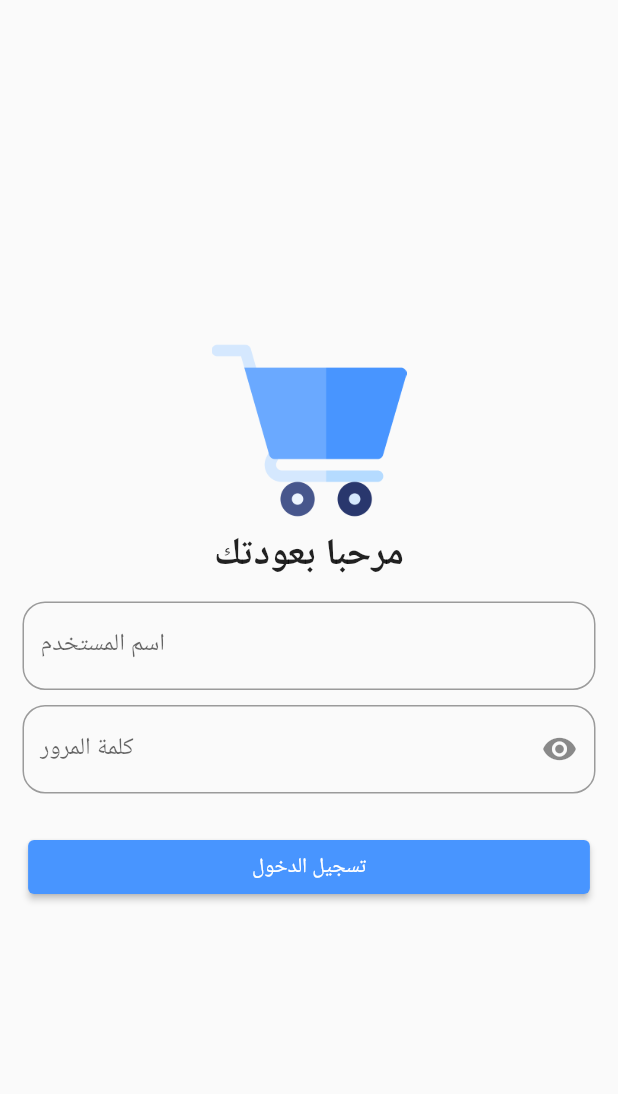
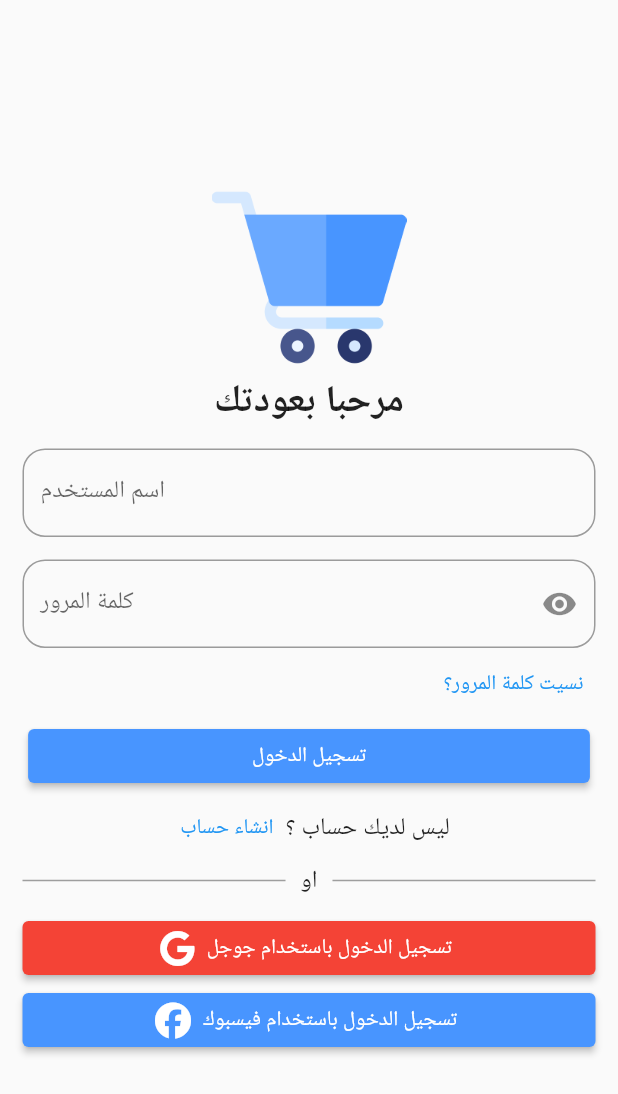
Before and after one commit to MuhammadHamza21/EcommerceApp, a Flutter app: the LoginScreen screen opened directly, on a phone screen of 412 x 824 dp. Shown: the top 1094 px of the screen. Run offline on Flutter 3.47's test engine with Material 2 defaults, Android fonts, the phone set to English and light mode, and no system bars; our stand-ins replace dartz, dio, equatable, flutter_bloc, flutter_hooks, font_awesome_flutter and 3 more; accounts and stored records are empty.

Commit message:
Finishing app

```diff
--- a/lib/App/domain/repository/base_app_repository.dart
+++ b/lib/App/domain/repository/base_app_repository.dart
@@ -1,5 +1,10 @@
+import 'package:dartz/dartz.dart';
+import 'package:ecommerce_app/App/domain/usecases/save_value.dart';
+import 'package:ecommerce_app/Core/Errors/failure/failures.dart';
 import 'package:internet_connection_checker/internet_connection_checker.dart';
 
 abstract class BaseAppRepository {
   Stream<InternetConnectionStatus> getConnectionStatus();
+  Future<Either<Failure, dynamic>> getSavedValue(String key);
+  Future<Either<Failure, bool>> saveValue(SaveValueParams params);
 }
--- /dev/null
+++ b/lib/App/domain/usecases/get_saved_value.dart
@@ -0,0 +1,17 @@
+// ignore_for_file: public_member_api_docs, sort_constructors_first
+import 'package:dartz/dartz.dart';
+
+import 'package:ecommerce_app/App/domain/repository/base_app_repository.dart';
+import 'package:ecommerce_app/Core/Errors/failure/failures.dart';
+import 'package:ecommerce_app/Core/Usecase/base_usecase.dart';
+
+class GetSavedValueUsecase extends BaseUsecase<dynamic, String> {
+  final BaseAppRepository baseAppRepository;
+  GetSavedValueUsecase({
+    required this.baseAppRepository,
+  });
+  @override
+  Future<Either<Failure, dynamic>> call(String parameters) async {
+    return await baseAppRepository.getSavedValue(parameters);
+  }
+}
--- /dev/null
+++ b/lib/App/domain/usecases/save_value.dart
@@ -0,0 +1,29 @@
+// ignore_for_file: public_member_api_docs, sort_constructors_first
+import 'package:dartz/dartz.dart';
+import 'package:equatable/equatable.dart';
+
+import 'package:ecommerce_app/App/domain/repository/base_app_repository.dart';
+import 'package:ecommerce_app/Core/Errors/failure/failures.dart';
+import 'package:ecommerce_app/Core/Usecase/base_usecase.dart';
+
+class SaveValueUsecase extends BaseUsecase<bool, SaveValueParams> {
+  final BaseAppRepository baseAppRepository;
+  SaveValueUsecase({
+    required this.baseAppRepository,
+  });
+  @override
+  Future<Either<Failure, bool>> call(SaveValueParams parameters) async {
+    return await baseAppRepository.saveValue(parameters);
+  }
+}
+
+class SaveValueParams extends Equatable {
+  final String key;
+  final dynamic value;
+  const SaveValueParams({
+    required this.key,
+    required this.value,
+  });
+  @override
+  List<Object?> get props => [key, value];
+}
--- a/lib/App/presentation/controller/app_state.dart
+++ b/lib/App/presentation/controller/app_state.dart
@@ -3,18 +3,27 @@ part of 'app_cubit.dart';
 
 class AppState extends Equatable {
   final RequestState changingCurrentIndexState;
+  final RequestState accessTokenState;
+  final RequestState refreshTokenState;
   const AppState({
     this.changingCurrentIndexState = RequestState.initial,
+    this.accessTokenState = RequestState.initial,
+    this.refreshTokenState = RequestState.initial,
   });
   @override
-  List<Object?> get props => [changingCurrentIndexState];
+  List<Object?> get props =>
+      [changingCurrentIndexState, accessTokenState, refreshTokenState];
 
   AppState copyWith({
     RequestState? changingCurrentIndexState,
+    RequestState? accessTokenState,
+    RequestState? refreshTokenState,
   }) =>
       AppState(
         changingCurrentIndexState:
             changingCurrentIndexState ?? this.changingCurrentIndexState,
+        accessTokenState: accessTokenState ?? this.accessTokenState,
+        refreshTokenState: refreshTokenState ?? this.refreshTokenState,
       );
 }
 
--- a/lib/App/presentation/layout/home_layout.dart
+++ b/lib/App/presentation/layout/home_layout.dart
@@ -72,7 +72,7 @@ class HomeLayout extends StatelessWidget {
               ),
               BottomNavigationBarItem(
                 icon: Icon(
-                  Icons.category,
+                  Icons.grid_view_rounded,
                 ),
                 label: "Categories",
               ),
--- /dev/null
+++ b/lib/Authentication/presentation/components/divider_widget.dart
@@ -0,0 +1,18 @@
+import 'package:flutter/material.dart';
+
+class DividerWidget extends StatelessWidget {
+  const DividerWidget({
+    super.key,
+  });
+
+  @override
+  Widget build(BuildContext context) {
+    return const Expanded(
+      child: Divider(
+        thickness: 1,
+        height: 5,
+        color: Colors.grey,
+      ),
+    );
+  }
+}
--- /dev/null
+++ b/lib/Authentication/presentation/components/signin_button.dart
@@ -0,0 +1,32 @@
+// ignore_for_file: public_member_api_docs, sort_constructors_first
+import 'package:flutter/material.dart';
+import 'package:font_awesome_flutter/font_awesome_flutter.dart';
+
+class SignInButton extends StatelessWidget {
+  const SignInButton({
+    Key? key,
+    required this.icon,
+    required this.title,
+    required this.onPressed,
+    this.backgroundColor,
+  }) : super(key: key);
+  final IconData icon;
+  final String title;
+  final Function() onPressed;
+  final Color? backgroundColor;
+
+  @override
+  Widget build(BuildContext context) {
+    return SizedBox(
+      width: double.infinity,
+      child: ElevatedButton.icon(
+        onPressed: onPressed,
+        icon: FaIcon(icon),
+        label: Text(title),
+        style: ButtonStyle(
+          backgroundColor: MaterialStatePropertyAll(backgroundColor),
+        ),
+      ),
+    );
+  }
+}
--- a/lib/Authentication/presentation/screens/login_screen.dart
+++ b/lib/Authentication/presentation/screens/login_screen.dart
@@ -1,13 +1,16 @@
 import 'package:ecommerce_app/App/presentation/controller/app_cubit.dart';
 import 'package:ecommerce_app/App/presentation/layout/home_layout.dart';
+import 'package:ecommerce_app/Authentication/presentation/components/divider_widget.dart';
 import 'package:ecommerce_app/Authentication/presentation/components/password_text_field.dart';
 import 'package:ecommerce_app/App/presentation/components/snackbar_message.dart';
 import 'package:ecommerce_app/Authentication/domain/usecases/login.dart';
+import 'package:ecommerce_app/Authentication/presentation/components/signin_button.dart';
 import 'package:ecommerce_app/Authentication/presentation/controller/auth_cubit.dart';
 import 'package:ecommerce_app/Core/utils/methods/navigate_and_finish.dart';
 import 'package:flutter/material.dart';
 import 'package:flutter_bloc/flutter_bloc.dart';
 import 'package:flutter_hooks/flutter_hooks.dart';
+import 'package:font_awesome_flutter/font_awesome_flutter.dart';
 
 class LoginScreen extends HookWidget {
   const LoginScreen({super.key});
@@ -62,12 +65,20 @@ class LoginScreen extends HookWidget {
                       },
                     ),
                     const SizedBox(
-                      height: 10,
+                      height: 15,
                     ),
                     PasswordTextField(
                       controller: passwordController,
                     ),
-                    const SizedBox(height: 25),
+                    Row(
+                      mainAxisAlignment: MainAxisAlignment.end,
+                      children: [
+                        TextButton(
+                          onPressed: () {},
+                          child: const Text("نسيت كلمة المرور؟"),
+                        ),
+                      ],
+                    ),
                     BlocConsumer<AuthenticationCubit, AuthenticationState>(
                       builder: (context, state) {
                         if (state is LoginLoadingState) {
@@ -102,17 +113,66 @@ class LoginScreen extends HookWidget {
                               context: context,
                               message: authCubit.loginMessage);
                         } else if (state is LoginSuccessState) {
+                          final appCubit = AppCubit.get(context);
+                          final authCubit = AuthenticationCubit.get(context);
                           SnackbarMessage().showSuccessSnackBar(
                             context: context,
                             message: "تم تسجيل الدخول بنجاح",
                           );
-                          AppCubit.get(context).changeCurrentIndex(0);
+                          appCubit.changeCurrentIndex(0);
+                          appCubit.saveAccessToken(
+                              authCubit.loginUser!.data.accessToken);
+                          appCubit.saveRefreshToken(
+                              authCubit.loginUser!.data.refreshToken);
                           navigateAndFinish(
                             context,
                             const HomeLayout(),
                           );
                         }
                       },
+                    ),
+                    Row(
+                      mainAxisAlignment: MainAxisAlignment.center,
+                      children: [
+                        TextButton(
+                          onPressed: () {},
+                          child: const Text("انشاء حساب"),
+                        ),
+                        const Text(
+                          "ليس لديك حساب ؟",
+                          style: TextStyle(
+                            fontSize: 16,
+                          ),
+                        ),
+                      ],
+                    ),
+                    const Row(
+                      mainAxisAlignment: MainAxisAlignment.center,
+                      children: [
+                        DividerWidget(),
+                        Padding(
+                          padding: EdgeInsets.symmetric(horizontal: 10.0),
+                          child: Text(
+                            "او",
+                            style: TextStyle(
+                              fontSize: 16,
+                            ),
+                          ),
+                        ),
+                        DividerWidget()
+                      ],
+                    ),
+                    const SizedBox(height: 10),
+                    SignInButton(
+                      icon: FontAwesomeIcons.google,
+                      title: "تسجيل الدخول باستخدام جوجل",
+                      onPressed: () {},
+                      backgroundColor: Colors.red,
+                    ),
+                    SignInButton(
+                      icon: FontAwesomeIcons.facebook,
+                      title: "تسجيل الدخول باستخدام فيسبوك",
+                      onPressed: () {},
                     ),
                   ],
                 ),
--- a/lib/Core/Constants/app_constants.dart
+++ b/lib/Core/Constants/app_constants.dart
@@ -1,4 +1,7 @@
 class AppConstants {
+  static const String offlineErrorMessage = "لا يوجد اتصال بالانترنت";
   static const String serverErrorMessage = "Unexpected error";
-  static const String offlineErrorMessage = "لا يوجد اتصال بالانترنت";
+  static const String localErrorMessage = "Local Error";
+  static const String accessToken = "AccessToken";
+  static const String refreshToken = "RefreshToken";
 }
--- a/lib/Core/Errors/failure/failures.dart
+++ b/lib/Core/Errors/failure/failures.dart
@@ -15,8 +15,8 @@ class ServerFailure extends Failure {
   const ServerFailure({required super.message});
 }
 
-class CacheException extends Failure {
-  const CacheException({required super.message});
+class CacheFailure extends Failure {
+  const CacheFailure({required super.message});
 }
 
 class OfflineFailure extends Failure {
--- a/lib/store/presentation/components/product_widget.dart
+++ b/lib/store/presentation/components/product_widget.dart
@@ -70,7 +70,7 @@ class ProductWidget extends StatelessWidget {
         SizedBox(
           width: 110,
           child: Text(
-            "${product.currencyCode} ${product.price}",
+            "${product.currencyCode} ${product.price.toStringAsFixed(2)}",
             style: const TextStyle(
               fontSize: 13,
               fontWeight: FontWeight.bold,
--- a/pubspec.yaml
+++ b/pubspec.yaml
@@ -18,9 +18,9 @@ dependencies:
   get_it: ^7.6.4
   internet_connection_checker: ^1.0.0+1
   shared_preferences: ^2.2.2
+  font_awesome_flutter: ^10.6.0
 
 dev_dependencies:
-
   flutter_lints: ^2.0.0
   flutter_test:
     sdk: flutter
```
Also changed, not shown: lib/App/data/data_source/app_local_data_source.dart (added, +34 -0 lines), lib/App/data/repository/app_repository.dart (+28 -1 lines), lib/App/presentation/controller/app_cubit.dart (+84 -1 lines), lib/Core/Errors/exception/exceptions.dart (+7 -0 lines), lib/Core/Services/service_locator.dart (+17 -4 lines), lib/main.dart (+17 -7 lines), lib/App/data/data_source/app_remote_data_source.dart (renamed from lib/App/data/data_source/app_data_source.dart), pubspec.lock.
